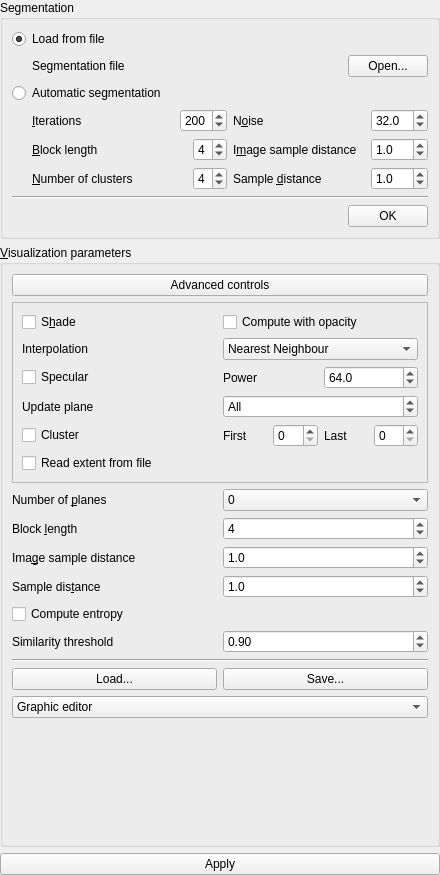
The window that starviewer/src/extensions/playground/optimalviewpoint/optimalviewpointinputparametersformbase.ui (starviewer-medical/starviewer) describes before a commit, drawn with Qt 5.
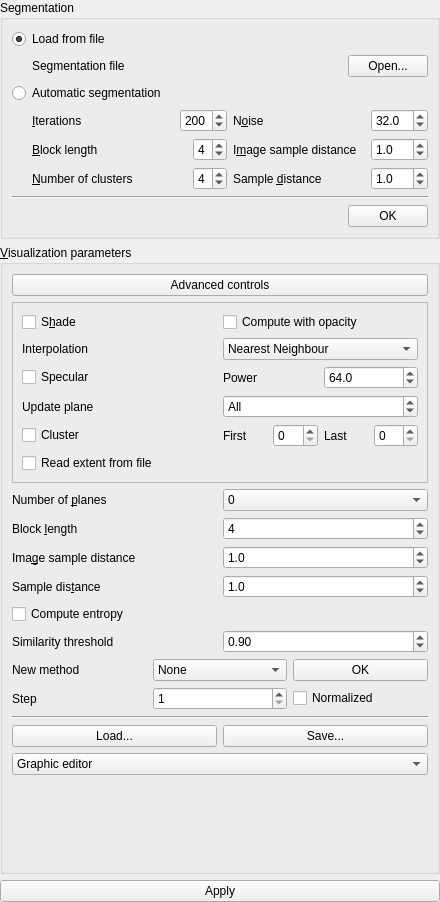
The same window after the commit. The open tabs and pages were chosen to show the change. Custom widgets are drawn as their Qt base class.

```diff
--- a/starviewer/src/extensions/playground/optimalviewpoint/optimalviewpointinputparametersformbase.ui
+++ b/starviewer/src/extensions/playground/optimalviewpoint/optimalviewpointinputparametersformbase.ui
@@ -6,7 +6,7 @@
     <x>0</x>
     <y>0</y>
     <width>440</width>
-    <height>875</height>
+    <height>902</height>
    </rect>
   </property>
   <layout class="QVBoxLayout" >
@@ -912,6 +912,91 @@
         </item>
        </layout>
       </item>
+      <item>
+       <layout class="QHBoxLayout" >
+        <property name="margin" >
+         <number>0</number>
+        </property>
+        <property name="spacing" >
+         <number>6</number>
+        </property>
+        <item>
+         <widget class="QLabel" name="m_newMethodLabel" >
+          <property name="text" >
+           <string>New method</string>
+          </property>
+         </widget>
+        </item>
+        <item>
+         <widget class="QComboBox" name="m_newMethodComboBox" >
+          <item>
+           <property name="text" >
+            <string>None</string>
+           </property>
+          </item>
+          <item>
+           <property name="text" >
+            <string>2</string>
+           </property>
+          </item>
+         </widget>
+        </item>
+        <item>
+         <widget class="QPushButton" name="m_newMethodOkPushButton" >
+          <property name="text" >
+           <string>OK</string>
+          </property>
+         </widget>
+        </item>
+       </layout>
+      </item>
+      <item>
+       <widget class="QStackedWidget" name="stackedWidget" >
+        <property name="sizePolicy" >
+         <sizepolicy>
+          <hsizetype>5</hsizetype>
+          <vsizetype>4</vsizetype>
+          <horstretch>0</horstretch>
+          <verstretch>0</verstretch>
+         </sizepolicy>
+        </property>
+        <property name="currentIndex" >
+         <number>0</number>
+        </property>
+        <widget class="QWidget" name="page0" />
+        <widget class="QWidget" name="page1" >
+         <layout class="QHBoxLayout" >
+          <property name="margin" >
+           <number>0</number>
+          </property>
+          <property name="spacing" >
+           <number>6</number>
+          </property>
+          <item>
+           <widget class="QLabel" name="m_newMethod2StepLabel" >
+            <property name="text" >
+             <string>Step</string>
+            </property>
+           </widget>
+          </item>
+          <item>
+           <widget class="QSpinBox" name="m_newMethod2StepSpinBox" >
+            <property name="minimum" >
+             <number>1</number>
+            </property>
+           </widget>
+          </item>
+          <item>
+           <widget class="QCheckBox" name="m_newMethod2NormalizedCheckBox" >
+            <property name="text" >
+             <string>Normalized</string>
+            </property>
+           </widget>
+          </item>
+         </layout>
+        </widget>
+       </widget>
+      </item>
       <item>
        <widget class="Line" name="line" >
         <property name="orientation" >
@@ -976,6 +1061,9 @@
           <property name="margin" >
            <number>0</number>
           </property>
+          <property name="spacing" >
+           <number>6</number>
+          </property>
           <item>
            <widget class="udg::QTransferFunctionEditorByGradient" native="1" name="m_gradientEditor" >
             <property name="statusTip" >
@@ -993,6 +1081,9 @@
           <property name="margin" >
            <number>0</number>
           </property>
+          <property name="spacing" >
+           <number>6</number>
+          </property>
           <item>
            <widget class="udg::QTransferFunctionEditorByValues" native="1" name="m_editorByValues" />
           </item>
```
Left out of the diff: 248 changed lines with no effect on the pictures.
